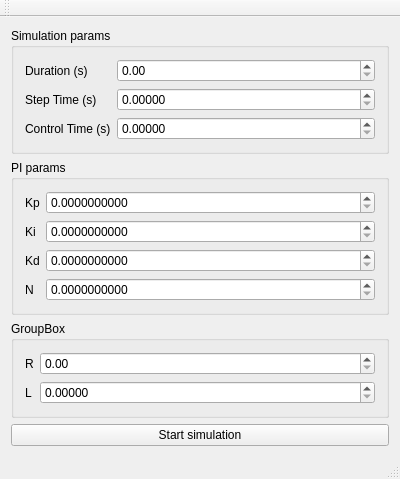
The window that gsim.ui (koalakoker/gSim) describes before a commit, drawn with Qt 5.
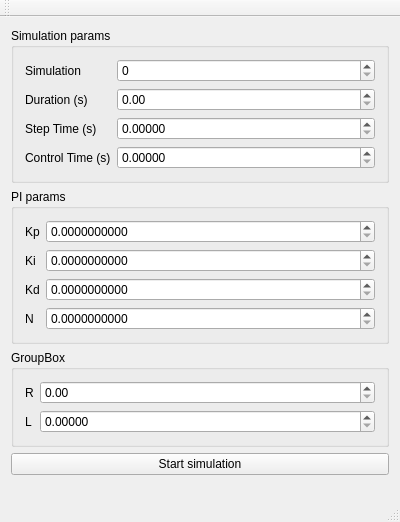
The same window after the commit.

```diff
--- a/gsim.ui
+++ b/gsim.ui
@@ -7,7 +7,7 @@
     <x>0</x>
     <y>0</y>
     <width>400</width>
-    <height>439</height>
+    <height>522</height>
    </rect>
   </property>
   <property name="windowTitle">
@@ -23,44 +23,54 @@
       <layout class="QVBoxLayout" name="verticalLayout_2">
        <item>
         <layout class="QFormLayout" name="formLayout">
-         <item row="0" column="0">
+         <item row="1" column="0">
           <widget class="QLabel" name="label">
            <property name="text">
             <string>Duration (s)</string>
            </property>
           </widget>
          </item>
-         <item row="1" column="0">
+         <item row="2" column="0">
           <widget class="QLabel" name="label_2">
            <property name="text">
             <string>Step Time (s)</string>
            </property>
           </widget>
          </item>
-         <item row="0" column="1">
+         <item row="1" column="1">
           <widget class="QDoubleSpinBox" name="duration"/>
          </item>
-         <item row="1" column="1">
+         <item row="2" column="1">
           <widget class="QDoubleSpinBox" name="stepTime">
            <property name="decimals">
             <number>5</number>
            </property>
           </widget>
          </item>
-         <item row="2" column="0">
+         <item row="3" column="0">
           <widget class="QLabel" name="label_3">
            <property name="text">
             <string>Control Time (s)</string>
            </property>
           </widget>
          </item>
-         <item row="2" column="1">
+         <item row="3" column="1">
           <widget class="QDoubleSpinBox" name="controlTime">
            <property name="decimals">
             <number>5</number>
            </property>
           </widget>
          </item>
+         <item row="0" column="0">
+          <widget class="QLabel" name="label_10">
+           <property name="text">
+            <string>Simulation</string>
+           </property>
+          </widget>
+         </item>
+         <item row="0" column="1">
+          <widget class="QSpinBox" name="simulation"/>
+         </item>
         </layout>
        </item>
       </layout>
```
Left out of the diff: 2 changed lines with no effect on the pictures.
